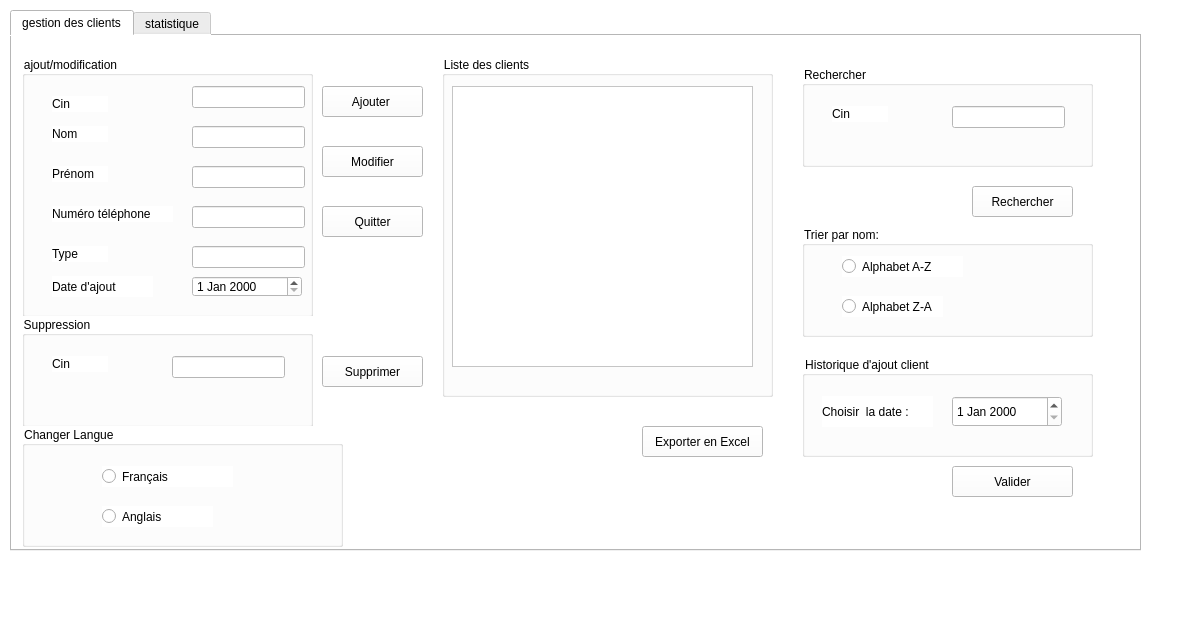
Before: the Qt Designer form mainwindow.ui in MaramBr/Smart-Real-Estate-2A9, drawn with Qt 5.
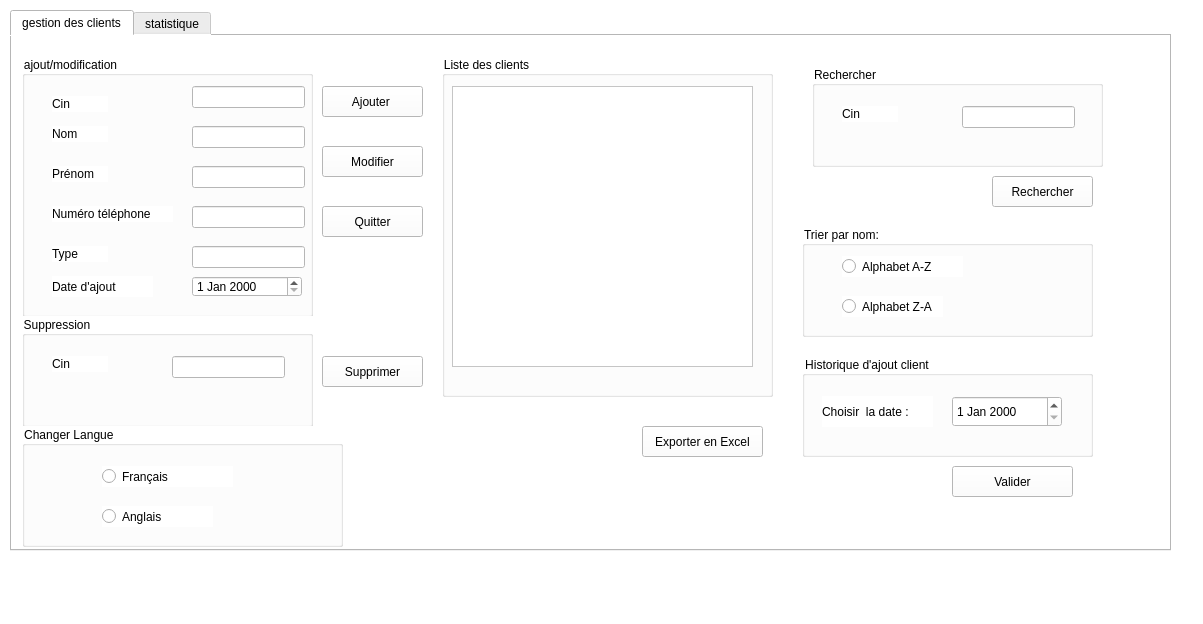
After: the same form once the commit is applied.

The edit to the form file:
```diff
--- a/mainwindow.ui
+++ b/mainwindow.ui
@@ -22,7 +22,7 @@
      <rect>
       <x>10</x>
       <y>10</y>
-      <width>1131</width>
+      <width>1161</width>
       <height>541</height>
      </rect>
     </property>
@@ -318,7 +318,7 @@
      <widget class="QGroupBox" name="groupBox_11">
       <property name="geometry">
        <rect>
-        <x>790</x>
+        <x>800</x>
         <y>30</y>
         <width>291</width>
         <height>101</height>
@@ -354,8 +354,8 @@
      <widget class="QPushButton" name="pushButton_13">
       <property name="geometry">
        <rect>
-        <x>960</x>
-        <y>150</y>
+        <x>980</x>
+        <y>140</y>
         <width>101</width>
         <height>31</height>
        </rect>
```
Left out of the diff: 4 changed lines with no effect on the pictures.
